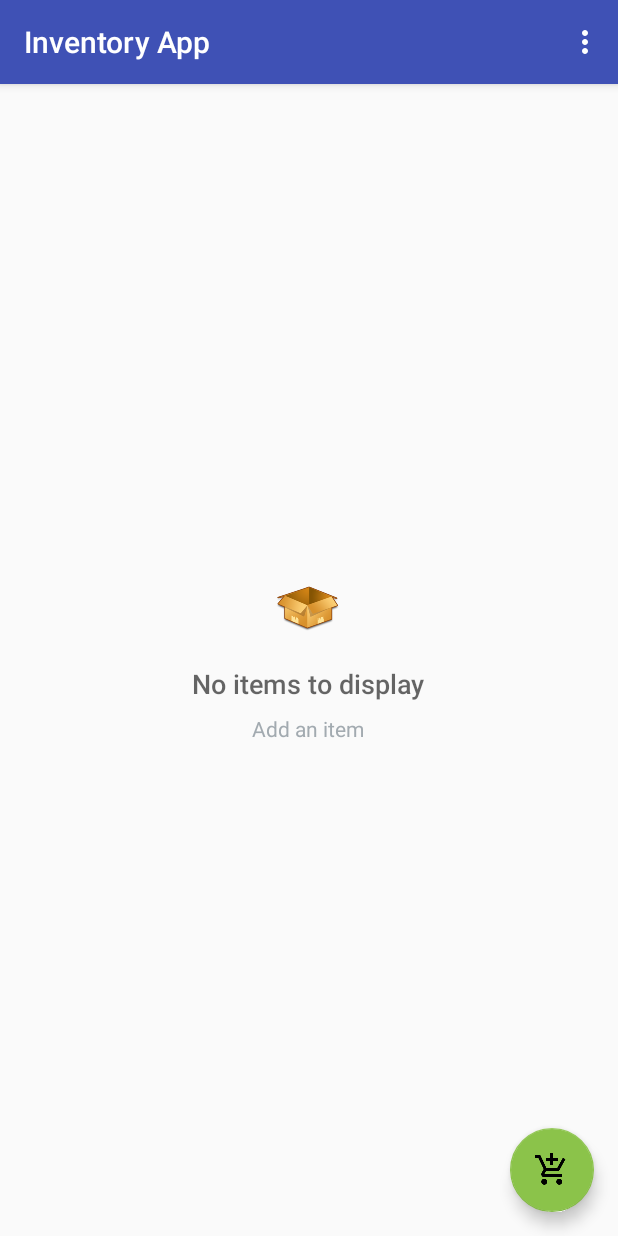
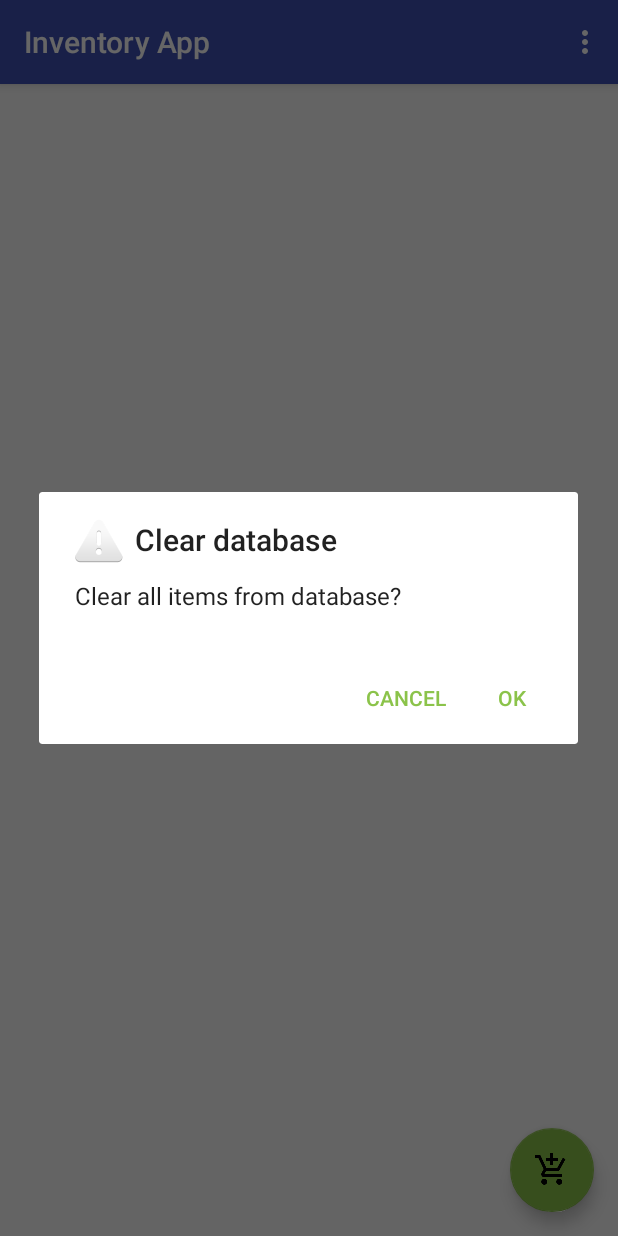
Before and after one commit to dRadest/InventoryApp, an Android app: the screen it shows after launch (OverallActivity), in the options menu, after a tap on "Clear all", on a phone screen of 412 x 824 dp. Run offline under Robolectric (Android 15) with nearby library versions, the phone set to English and light mode, and no system bars.

Commit message:
Add alert dialog when clear all is clicked

```diff
--- a/app/src/main/java/com/example/android/inventoryapp/OverallActivity.java
+++ b/app/src/main/java/com/example/android/inventoryapp/OverallActivity.java
@@ -3,7 +3,9 @@ package com.example.android.inventoryapp;
 import android.app.LoaderManager;
 import android.content.ContentUris;
 import android.content.ContentValues;
+import android.content.Context;
 import android.content.CursorLoader;
+import android.content.DialogInterface;
 import android.content.Intent;
 import android.content.Loader;
 import android.content.SharedPreferences;
@@ -12,6 +14,7 @@ import android.graphics.Bitmap;
 import android.graphics.BitmapFactory;
 import android.net.Uri;
 import android.support.design.widget.FloatingActionButton;
+import android.support.v7.app.AlertDialog;
 import android.support.v7.app.AppCompatActivity;
 import android.os.Bundle;
 import android.util.Log;
@@ -33,6 +36,8 @@ import static android.view.View.GONE;
 public class OverallActivity extends AppCompatActivity implements LoaderManager.LoaderCallbacks<Cursor> {
 
     private static final String LOG_TAG = "OverallActivity";
+    // context of this activity
+    private Context mContext = OverallActivity.this;
     // name of the preference that stores boolean mGridVisible
     private static final String VIEW_PREF_NAME = "ViewPrefs";
     // preference key
@@ -180,7 +185,7 @@ public class OverallActivity extends AppCompatActivity implements LoaderManager.
                 return true;
             // Respond to a click on the "Clear all" menu option
             case R.id.clear_overall_menu_item:
-                deleteAllItems();
+                displayClearAlertDialog();
                 return true;
             // Respond to a click on the "Change view" menu option
             case R.id.change_view:
@@ -248,9 +253,34 @@ public class OverallActivity extends AppCompatActivity implements LoaderManager.
 
     }
 
-    // helper method to delete all items in the databse
-    private void deleteAllItems(){
-        int rowsDeleted = getContentResolver().delete(InventoryEntry.CONTENT_URI, null, null);
-        Toast.makeText(getApplicationContext(), "Items deleted: " + rowsDeleted, Toast.LENGTH_SHORT).show();
+    // helper method to display alert dialog when clear all is chosen
+    private void displayClearAlertDialog(){
+        AlertDialog.Builder builder = new AlertDialog.Builder(mContext);
+        builder.setTitle(R.string.dialog_clear_title);
+        builder.setMessage(R.string.dialog_clear_msg);
+        builder.setPositiveButton(android.R.string.yes, new DialogInterface.OnClickListener() {
+            public void onClick(DialogInterface dialog, int which) {
+                // continue with delete
+                int rowsDeleted = getContentResolver().delete(InventoryEntry.CONTENT_URI, null, null);
+                if (rowsDeleted > 0){
+                    Toast.makeText(getApplicationContext(), "Items deleted: " + rowsDeleted, Toast.LENGTH_SHORT).show();
+                    dialog.dismiss();
+                } else{
+                    dialog.dismiss();
+                }
+
+            }
+        });
+        builder.setNegativeButton(android.R.string.no, new DialogInterface.OnClickListener() {
+            public void onClick(DialogInterface dialog, int which) {
+                // do nothing
+                dialog.dismiss();
+            }
+        });
+        builder.setIcon(android.R.drawable.ic_dialog_alert);
+
+        // Create and show the AlertDialog
+        AlertDialog alertDialog = builder.create();
+        alertDialog.show();
     }
 }
--- a/app/src/main/res/values/strings.xml
+++ b/app/src/main/res/values/strings.xml
@@ -35,6 +35,8 @@
     <string name="dialog_submit_action">Submit</string>
     <string name="dialog_delete_title">Delete item</string>
     <string name="dialog_delete_msg">Delete this item from database?</string>
+    <string name="dialog_clear_title">Clear database</string>
+    <string name="dialog_clear_msg">Clear all items from database?</string>
 
     <!--labels for web and email when not provided-->
     <string name="web_not_provided">Web address not provided</string>
```
